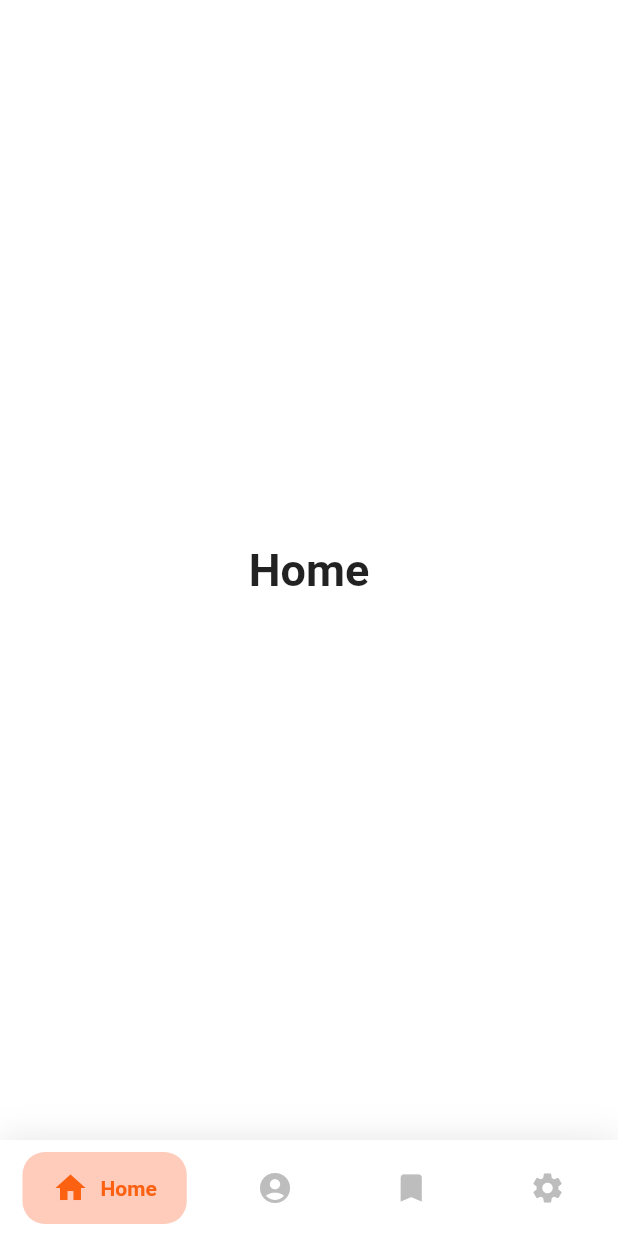
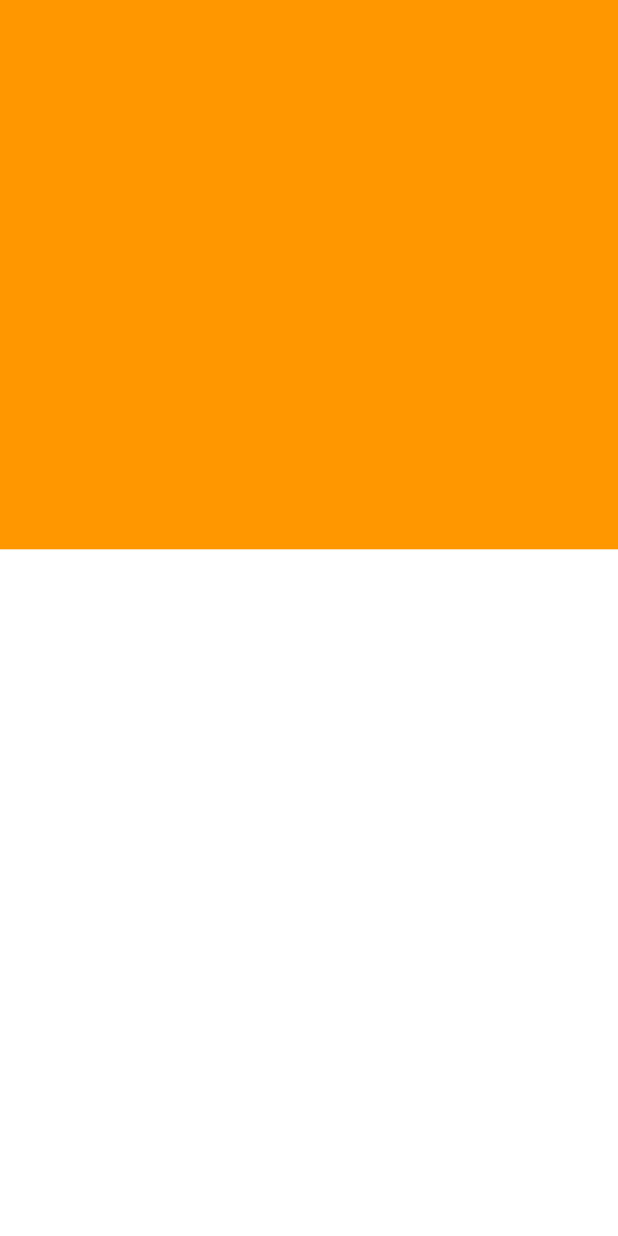
Before and after one commit to osama-abdelrassoul/The-Jungle-Cook, a Flutter app: the screen it shows after launch, on a phone screen of 412 x 824 dp. Run offline on Flutter 3.47's test engine with Material 2 defaults, Android fonts, the light colour scheme and no system bars; drawn by our look-alikes of google_nav_bar.

Commit message:
The-Jungle-Cook

```diff
--- /dev/null
+++ b/lib/pages/landing_page.dart
@@ -0,0 +1,28 @@
+import 'package:flutter/material.dart';
+
+class LandingScreen extends StatelessWidget {
+  const LandingScreen({Key? key}) : super(key: key);
+
+  @override
+  Widget build(BuildContext context) {
+    return Scaffold(
+      backgroundColor: Colors.white,
+      body: Container(
+        child: Column(
+          children: [
+            Expanded(
+              flex: 4,
+              child: Container(
+                color: Colors.orange,
+              ),
+            ),
+            Expanded(
+              flex: 5,
+              child: Container(),
+            ),
+          ],
+        ),
+      ),
+    );
+  }
+}
--- /dev/null
+++ b/lib/pages/pages.dart
@@ -0,0 +1,2 @@
+export 'root_app.dart';
+export 'landing_page.dart';
--- a/pubspec.yaml
+++ b/pubspec.yaml
@@ -8,7 +8,7 @@ publish_to: 'none' # Remove this line if you wish to publish to pub.dev
 version: 1.0.0+1
 
 environment:
-  sdk: '>=2.18.0-165.1.beta <3.0.0'
+  sdk: '2.17.3'
 
 
 dependencies:
@@ -17,13 +17,13 @@ dependencies:
     sdk: flutter
 
 
-  cupertino_icons: ^1.0.2
+  cupertino_icons: ^1.0.5
 
 dev_dependencies:
   flutter_test:
     sdk: flutter
 
-  flutter_lints: ^2.0.0
+  flutter_lints: ^2.0.1
 
 
 flutter:
```
Also changed, not shown: lib/main.dart (+7 -2 lines), lib/constants.dart (added), pubspec.lock.
